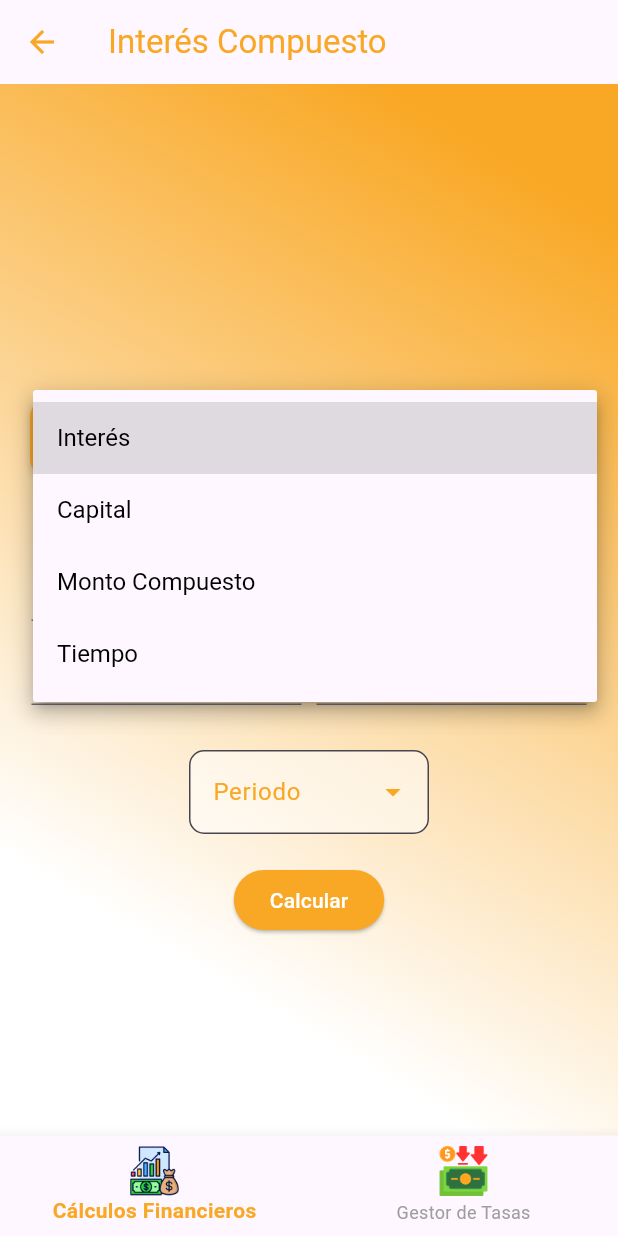
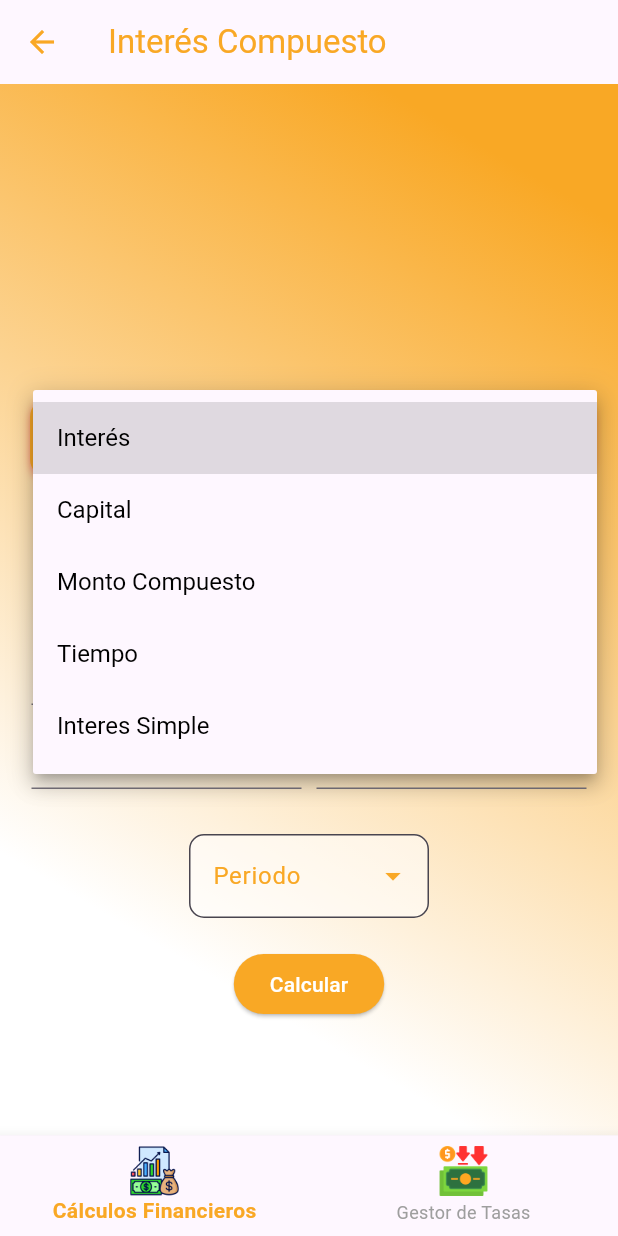
Before and after one commit to shadow-shield/Econmica-Front, a Flutter app: the InteresCompuesto screen opened by its route, after a tap on "Seleccione qué calcular", on a phone screen of 412 x 824 dp. Run offline on Flutter 3.47's test engine with Material 3 defaults, Android fonts, the phone set to English and light mode, and no system bars; our stand-ins replace animate_do, animated_text_kit, get.

Commit message:
termiando front

```diff
--- a/lib/controller/interes_Simple.controller.service.dart
+++ b/lib/controller/interes_Simple.controller.service.dart
@@ -4,12 +4,12 @@ import 'package:transifox/model/interes_Simple.model.module.dart';
 import 'package:transifox/service/interes_simple.module.service.dart';
 
 
-class UsuarioController extends GetxController {
-  InteresSimpleService gestionUser = InteresSimpleService();
+class IntereSimpleController extends GetxController {
+  InteresSimpleService gestionSimple = InteresSimpleService();
 
   Future<String> registrarInteres(InteresSimple interessimpleRe) async {
     try {
-      return await gestionUser.registrarInteresSimple(interessimpleRe);
+      return await gestionSimple.registrarInteresSimple(interessimpleRe);
     } catch (e) {
       return 'Erro al registro Interes Simple ${e}';
     }
--- /dev/null
+++ b/lib/model/anualidades.module.dart
@@ -0,0 +1,32 @@
+//model usuario
+import 'dart:nativewrappers/_internal/vm/lib/ffi_native_type_patch.dart';
+
+class InteresCompuesto {
+  late Double Monto_Anualidad;
+  late Double Tasa_Anualidad;
+  late Double Periodos_Capitalizacion;
+  late Double Valor_Presente;
+
+  InteresCompuesto({
+    required this.Monto_Anualidad,
+    required this.Tasa_Anualidad,
+    required this.Periodos_Capitalizacion,
+    required this.Valor_Presente,
+  });
+
+  InteresCompuesto.fromJson(Map<String, dynamic> json) {
+    Monto_Anualidad = json['Monto_Anualidad'];
+    Tasa_Anualidad = json['Tasa_Anualidad'];
+    Periodos_Capitalizacion = json['Periodos_Capitalizacion'];
+    Valor_Presente = json['Valor_Presente'];
+  }
+
+  Map<String, dynamic> toJson() {
+    final Map<String, dynamic> data = new Map<String, dynamic>();
+    data['Monto_Anualidad'] = this.Monto_Anualidad;
+    data['Tasa_Anualidad'] = this.Tasa_Anualidad;
+    data['Periodos_Capitalizacion'] = this.Periodos_Capitalizacion;
+    data['Valor_Presente'] = this.Valor_Presente;
+    return data;
+  }
+}
--- /dev/null
+++ b/lib/model/interes_Compuesto.module.dart
@@ -0,0 +1,36 @@
+//model usuario
+import 'dart:nativewrappers/_internal/vm/lib/ffi_native_type_patch.dart';
+
+class InteresCompuesto {
+  late Double Monto_Compuesto;
+  late Double Capital;
+  late Double Tasa_Interes;
+  late Double Tiempo;
+  late Double Interes_Compuesto;
+
+  InteresCompuesto({
+    required this.Monto_Compuesto,
+    required this.Capital,
+    required this.Tasa_Interes,
+    required this.Tiempo,
+    required this.Interes_Compuesto,
+  });
+
+  InteresCompuesto.fromJson(Map<String, dynamic> json) {
+    Monto_Compuesto = json['Monto'];
+    Capital = json['Capital'];
+    Tasa_Interes = json['Tasa_Interes'];
+    Tiempo = json['Tiempo'];
+    Interes_Compuesto = json['Interes_Simple'];
+  }
+
+  Map<String, dynamic> toJson() {
+    final Map<String, dynamic> data = new Map<String, dynamic>();
+    data['Monto_Compuesto'] = this.Monto_Compuesto;
+    data['Capital'] = this.Capital;
+    data['Tasa_Interes'] = this.Tasa_Interes;
+    data['Tiempo'] = this.Tiempo;
+    data['Interes_Compuesto'] = this.Interes_Compuesto;
+    return data;
+  }
+}
--- a/lib/page/pageecuaciones/anualidades.riverpod.dart
+++ b/lib/page/pageecuaciones/anualidades.riverpod.dart
@@ -1,7 +1,6 @@
 import 'package:flutter/material.dart';
-import 'package:transifox/widgets/DropdowButtonAnualidad.riverpod.dart';
 import 'package:transifox/widgets/bottonavigator.riverpod.dart';
-import 'package:transifox/widgets/textfield.priverpod.dart';
+
 
 class Anualidad extends StatefulWidget {
   const Anualidad({super.key});
--- a/lib/page/pageecuaciones/interescompuesto.riverpod.dart
+++ b/lib/page/pageecuaciones/interescompuesto.riverpod.dart
@@ -1,7 +1,6 @@
 import 'package:flutter/material.dart';
 import 'package:transifox/widgets/Dropdowbutton.riverpod.dart';
 import 'package:transifox/widgets/bottonavigator.riverpod.dart';
-import 'package:transifox/widgets/formato_fecha.riverpod.dart';
 
 class InteresCompuesto extends StatefulWidget {
   const InteresCompuesto({super.key});
@@ -29,6 +28,7 @@ class _InteresCompuestoState extends State<InteresCompuesto> {
   final TextEditingController capitalController = TextEditingController();
   final TextEditingController montoController = TextEditingController();
   final TextEditingController tiempoController = TextEditingController();
+  final TextEditingController interesCompuestoController = TextEditingController();
 
   @override
   Widget build(BuildContext context) {
@@ -65,7 +65,7 @@ class _InteresCompuestoState extends State<InteresCompuesto> {
                                   color: Colors.yellow[800]!, width: 2),
                               boxShadow: [
                                 BoxShadow(
-                                  color: Colors.black26,
+                                  color: Colors.red,
                                   blurRadius: 5,
                                   offset: Offset(2, 2),
                                 ),
@@ -96,6 +96,7 @@ class _InteresCompuestoState extends State<InteresCompuesto> {
                                   'Capital',
                                   'Monto Compuesto',
                                   'Tiempo',
+                                  'Interes Simple'
                                 ].map<DropdownMenuItem<String>>((String value) {
                                   return DropdownMenuItem<String>(
                                     value: value,
@@ -113,7 +114,22 @@ class _InteresCompuestoState extends State<InteresCompuesto> {
                             ),
                           ),
                         ),
-                        SizedBox(height: 40),
+                        SizedBox(height: 20),
+                        SizedBox(
+                          width: 180,
+                          child: TextField(
+                            controller: interesCompuestoController,
+                            enabled: selectedCalculation != 'Interés' && selectedCalculation != 'Interés Compuesto',
+                            decoration: InputDecoration(
+                              labelText: 'Interés Compuesto',
+                              prefixIcon: Padding(
+                                padding: EdgeInsets.all(6),
+                                child: Image.asset('assets/incompuesto.png', width: 1),
+                              ),
+                            ),
+                          ),
+                        ),
+                        SizedBox(height: 20),
                         Row(
                           mainAxisAlignment: MainAxisAlignment.center,
                           children: [
@@ -126,8 +142,7 @@ class _InteresCompuestoState extends State<InteresCompuesto> {
                                   labelText: 'Interés',
                                   prefixIcon: Padding(
                                     padding: EdgeInsets.all(6),
-                                    child: Image.asset('assets/interescom.png',
-                                        width: 1),
+                                    child: Image.asset('assets/interescom.png', width: 1),
                                   ),
                                 ),
                               ),
@@ -142,8 +157,7 @@ class _InteresCompuestoState extends State<InteresCompuesto> {
                                   labelText: 'Tiempo',
                                   prefixIcon: Padding(
                                     padding: EdgeInsets.all(6),
-                                    child: Image.asset('assets/tiempocom.png',
-                                        width: 1),
+                                    child: Image.asset('assets/tiempocom.png', width: 1),
                                   ),
                                 ),
                               ),
@@ -162,8 +176,7 @@ class _InteresCompuestoState extends State<InteresCompuesto> {
                                   labelText: 'Capital',
                                   prefixIcon: Padding(
                                     padding: EdgeInsets.all(6),
-                                    child: Image.asset('assets/capitalcom.png',
-                                        width: 1),
+                                    child: Image.asset('assets/capitalcom.png', width: 1),
                                   ),
                                 ),
                               ),
@@ -173,14 +186,12 @@ class _InteresCompuestoState extends State<InteresCompuesto> {
                               width: 180,
                               child: TextField(
                                 controller: montoController,
-                                enabled:
-                                    selectedCalculation != 'Monto Compuesto',
+                                enabled: selectedCalculation != 'Monto Compuesto',
                                 decoration: InputDecoration(
                                   labelText: 'Monto Compuesto',
                                   prefixIcon: Padding(
                                     padding: EdgeInsets.all(6),
-                                    child: Image.asset('assets/montocom.png',
-                                        width: 1),
+                                    child: Image.asset('assets/montocom.png', width: 1),
                                   ),
                                 ),
                               ),
```
Also changed, not shown: lib/controller/anualidad.controller.service.dart (added, +22 -0 lines), lib/controller/interes_Compuesto.controller.service.dart (added, +21 -0 lines), lib/page/pageecuaciones/tasa.riverpod.dart (+3 -5 lines), lib/service/anualidades.module.service.dart (added, +13 -0 lines), lib/service/interes_compuesto.module.service.dart (added, +14 -0 lines).
